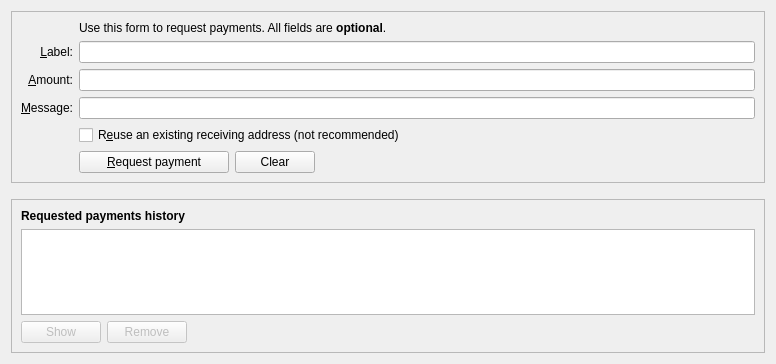
Qt form src/qt/forms/receivecoinsdialog.ui (rlinxy/fcore) before a commit.
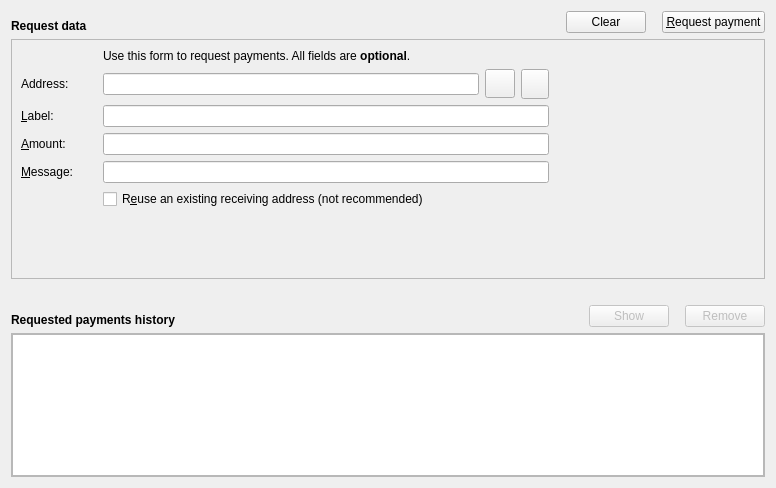
The same form after that commit. Icons and pictures are not drawn. Custom widgets are drawn as their Qt base class.

```diff
--- a/src/qt/forms/receivecoinsdialog.ui
+++ b/src/qt/forms/receivecoinsdialog.ui
@@ -7,14 +7,100 @@
     <x>0</x>
     <y>0</y>
     <width>776</width>
-    <height>364</height>
+    <height>488</height>
    </rect>
   </property>
-  <layout class="QVBoxLayout" name="verticalLayout" stretch="0,0,1">
+  <layout class="QVBoxLayout" name="verticalLayout">
    <item>
-    <widget class="QFrame" name="frame2">
+    <layout class="QHBoxLayout" name="horizontalLayout">
+     <item>
+      <widget class="QLabel" name="label_7">
+       <property name="font">
+        <font>
+         <weight>75</weight>
+         <bold>true</bold>
+        </font>
+       </property>
+       <property name="text">
+        <string>Request data</string>
+       </property>
+       <property name="alignment">
+        <set>Qt::AlignBottom|Qt::AlignLeading|Qt::AlignLeft</set>
+       </property>
+      </widget>
+     </item>
+     <item>
+      <spacer name="horizontalSpacer_6">
+       <property name="orientation">
+        <enum>Qt::Horizontal</enum>
+       </property>
+       <property name="sizeType">
+        <enum>QSizePolicy::Expanding</enum>
+       </property>
+       <property name="sizeHint" stdset="0">
+        <size>
+         <width>70</width>
+         <height>20</height>
+        </size>
+       </property>
+      </spacer>
+     </item>
+     <item>
+      <widget class="QPushButton" name="clearButton">
+       <property name="sizePolicy">
+        <sizepolicy hsizetype="Minimum" vsizetype="Fixed">
+         <horstretch>0</horstretch>
+         <verstretch>0</verstretch>
+        </sizepolicy>
+       </property>
+       <property name="toolTip">
+        <string>Clear all fields of the form.</string>
+       </property>
+       <property name="text">
+        <string>Clear</string>
+       </property>
+       <property name="icon">
+        <iconset resource="../fabcoin.qrc">
+         <normaloff>:/icons/remove</normaloff>:/icons/remove</iconset>
+       </property>
+       <property name="autoDefault">
+        <bool>false</bool>
+       </property>
+      </widget>
+     </item>
+     <item>
+      <spacer name="horizontalSpacer_5">
+       <property name="orientation">
+        <enum>Qt::Horizontal</enum>
+       </property>
+       <property name="sizeType">
+        <enum>QSizePolicy::Fixed</enum>
+       </property>
+       <property name="sizeHint" stdset="0">
+        <size>
+         <width>10</width>
+         <height>20</height>
+        </size>
+       </property>
+      </spacer>
+     </item>
+     <item>
+      <widget class="QPushButton" name="receiveButton">
+       <property name="text">
+        <string>&amp;Request payment</string>
+       </property>
+       <property name="icon">
+        <iconset resource="../fabcoin.qrc">
+         <normaloff>:/icons/request_payment</normaloff>:/icons/request_payment</iconset>
+       </property>
+      </widget>
+     </item>
+    </layout>
+   </item>
+   <item>
+    <widget class="QFrame" name="frameRequest">
      <property name="sizePolicy">
-      <sizepolicy hsizetype="Preferred" vsizetype="Expanding">
+      <sizepolicy hsizetype="Preferred" vsizetype="Fixed">
        <horstretch>0</horstretch>
        <verstretch>0</verstretch>
       </sizepolicy>
@@ -25,23 +111,22 @@
      <property name="frameShadow">
       <enum>QFrame::Sunken</enum>
      </property>
-     <layout class="QVBoxLayout" name="verticalLayout_3">
+     <layout class="QHBoxLayout" name="horizontalLayout_4">
       <item>
        <layout class="QGridLayout" name="gridLayout">
-        <item row="7" column="2">
-         <widget class="QCheckBox" name="reuseAddress">
+        <property name="horizontalSpacing">
+         <number>15</number>
+        </property>
+        <item row="4" column="0">
+         <widget class="QLabel" name="label_2">
           <property name="toolTip">
-           <string>Reuse one of the previously used receiving addresses. Reusing addresses has security and privacy issues. Do not use this unless re-generating a payment request made before.</string>
+           <string>An optional label to associate with the new receiving address.</string>
           </property>
           <property name="text">
-           <string>R&amp;euse an existing receiving address (not recommended)</string>
+           <string>&amp;Label:</string>
           </property>
-         </widget>
-        </item>
-        <item row="7" column="0">
-         <widget class="QLabel" name="label_4">
-          <property name="text">
-           <string/>
+          <property name="buddy">
+           <cstring>reqLabel</cstring>
           </property>
          </widget>
         </item>
@@ -53,20 +138,52 @@
           <property name="text">
            <string>&amp;Message:</string>
           </property>
-          <property name="alignment">
-           <set>Qt::AlignRight|Qt::AlignTrailing|Qt::AlignVCenter</set>
-          </property>
           <property name="buddy">
            <cstring>reqMessage</cstring>
           </property>
          </widget>
         </item>
-        <item row="4" column="2">
-         <widget class="QLineEdit" name="reqLabel">
-          <property name="toolTip">
-           <string>An optional label to associate with the new receiving address.</string>
+        <item row="3" column="2">
+         <layout class="QHBoxLayout" name="horizontalLayout_3">
+          <property name="spacing">
+           <number>6</number>
           </property>
-         </widget>
+          <item>
+           <widget class="QLineEdit" name="leAddress"/>
+          </item>
+          <item>
+           <widget class="QToolButton" name="copyAddressButton">
+            <property name="text">
+             <string/>
+            </property>
+            <property name="iconSize">
+             <size>
+              <width>22</width>
+              <height>22</height>
+             </size>
+            </property>
+           </widget>
+          </item>
+          <item>
+           <widget class="QToolButton" name="refreshButton">
+            <property name="minimumSize">
+             <size>
+              <width>28</width>
+              <height>30</height>
+             </size>
+            </property>
+            <property name="maximumSize">
+             <size>
+              <width>20</width>
+              <height>30</height>
+             </size>
+            </property>
+            <property name="text">
+             <string/>
+            </property>
+           </widget>
+          </item>
+         </layout>
         </item>
         <item row="6" column="2">
          <widget class="QLineEdit" name="reqMessage">
@@ -82,19 +199,27 @@
           </property>
          </widget>
         </item>
-        <item row="4" column="0">
-         <widget class="QLabel" name="label_2">
+        <item row="7" column="2">
+         <widget class="QCheckBox" name="reuseAddress">
+          <property name="toolTip">
+           <string>Reuse one of the previously used receiving addresses. Reusing addresses has security and privacy issues. Do not use this unless re-generating a payment request made before.</string>
+          </property>
+          <property name="text">
+           <string>R&amp;euse an existing receiving address (not recommended)</string>
+          </property>
+         </widget>
+        </item>
+        <item row="4" column="2">
+         <widget class="QLineEdit" name="reqLabel">
           <property name="toolTip">
            <string>An optional label to associate with the new receiving address.</string>
           </property>
+         </widget>
+        </item>
+        <item row="7" column="0">
+         <widget class="QLabel" name="label_4">
           <property name="text">
-           <string>&amp;Label:</string>
-          </property>
-          <property name="alignment">
-           <set>Qt::AlignRight|Qt::AlignTrailing|Qt::AlignVCenter</set>
-          </property>
-          <property name="buddy">
-           <cstring>reqLabel</cstring>
+           <string/>
           </property>
          </widget>
         </item>
@@ -106,14 +231,18 @@
           <property name="text">
            <string>&amp;Amount:</string>
           </property>
-          <property name="alignment">
-           <set>Qt::AlignRight|Qt::AlignTrailing|Qt::AlignVCenter</set>
-          </property>
           <property name="buddy">
            <cstring>reqAmount</cstring>
           </property>
          </widget>
         </item>
+        <item row="3" column="0">
+         <widget class="QLabel" name="label_8">
+          <property name="text">
+           <string>Address:</string>
+          </property>
+         </widget>
+        </item>
         <item row="5" column="2">
          <widget class="FabcoinAmountField" name="reqAmount">
           <property name="minimumSize">
@@ -127,72 +256,46 @@
           </property>
          </widget>
         </item>
-        <item row="8" column="2">
-         <layout class="QHBoxLayout" name="horizontalLayout">
-          <item>
-           <widget class="QPushButton" name="receiveButton">
-            <property name="minimumSize">
-             <size>
-              <width>150</width>
-              <height>0</height>
-             </size>
-            </property>
-            <property name="text">
-             <string>&amp;Request payment</string>
-            </property>
-            <property name="icon">
-             <iconset resource="../fabcoin.qrc">
-              <normaloff>:/icons/receiving_addresses</normaloff>:/icons/receiving_addresses</iconset>
-            </property>
-           </widget>
-          </item>
-          <item>
-           <widget class="QPushButton" name="clearButton">
-            <property name="sizePolicy">
-             <sizepolicy hsizetype="Minimum" vsizetype="Fixed">
-              <horstretch>0</horstretch>
-              <verstretch>0</verstretch>
-             </sizepolicy>
-            </property>
-            <property name="toolTip">
-             <string>Clear all fields of the form.</string>
-            </property>
-            <property name="text">
-             <string>Clear</string>
-            </property>
-            <property name="icon">
-             <iconset resource="../fabcoin.qrc">
-              <normaloff>:/icons/remove</normaloff>:/icons/remove</iconset>
-            </property>
-            <property name="autoDefault">
-             <bool>false</bool>
-            </property>
-           </widget>
-          </item>
-          <item>
-           <spacer name="horizontalSpacer">
-            <property name="orientation">
-             <enum>Qt::Horizontal</enum>
-            </property>
-            <property name="sizeHint" stdset="0">
-             <size>
-              <width>40</width>
-              <height>20</height>
-             </size>
-            </property>
-           </spacer>
-          </item>
-         </layout>
-        </item>
-        <item row="8" column="0">
-         <widget class="QLabel" name="label_7">
-          <property name="text">
-           <string/>
+        <item row="8" column="0" colspan="3">
+         <spacer name="verticalSpacer">
+          <property name="orientation">
+           <enum>Qt::Vertical</enum>
           </property>
-         </widget>
+          <property name="sizeHint" stdset="0">
+           <size>
+            <width>20</width>
+            <height>0</height>
+           </size>
+          </property>
+         </spacer>
         </item>
        </layout>
       </item>
+      <item>
+       <widget class="QRImageWidget" name="lblQRCode">
+        <property name="minimumSize">
+         <size>
+          <width>200</width>
+          <height>220</height>
+         </size>
+        </property>
+        <property name="maximumSize">
+         <size>
+          <width>200</width>
+          <height>220</height>
+         </size>
+        </property>
+        <property name="text">
+         <string/>
+        </property>
+        <property name="alignment">
+         <set>Qt::AlignCenter</set>
+        </property>
+        <property name="wordWrap">
+         <bool>true</bool>
+        </property>
+       </widget>
+      </item>
      </layout>
     </widget>
    </item>
@@ -201,14 +304,115 @@
      <property name="orientation">
       <enum>Qt::Vertical</enum>
      </property>
+     <property name="sizeType">
+      <enum>QSizePolicy::Fixed</enum>
+     </property>
      <property name="sizeHint" stdset="0">
       <size>
-       <width>20</width>
-       <height>10</height>
+       <width>10</width>
+       <height>20</height>
       </size>
      </property>
     </spacer>
    </item>
+   <item>
+    <layout class="QHBoxLayout" name="horizontalLayout_2">
+     <item>
+      <widget class="QLabel" name="label_6">
+       <property name="font">
+        <font>
+         <weight>75</weight>
+         <bold>true</bold>
+        </font>
+       </property>
+       <property name="text">
+        <string>Requested payments history</string>
+       </property>
+       <property name="alignment">
+        <set>Qt::AlignBottom|Qt::AlignLeading|Qt::AlignLeft</set>
+       </property>
+      </widget>
+     </item>
+     <item>
+      <spacer name="horizontalSpacer_3">
+       <property name="orientation">
+        <enum>Qt::Horizontal</enum>
+       </property>
+       <property name="sizeType">
+        <enum>QSizePolicy::Expanding</enum>
+       </property>
+       <property name="sizeHint" stdset="0">
+        <size>
+         <width>70</width>
+         <height>20</height>
+        </size>
+       </property>
+      </spacer>
+     </item>
+     <item>
+      <widget class="QPushButton" name="showRequestButton">
+       <property name="enabled">
+        <bool>false</bool>
+       </property>
+       <property name="toolTip">
+        <string>Show the selected request (does the same as double clicking an entry)</string>
+       </property>
+       <property name="text">
+        <string>Show</string>
+       </property>
+       <property name="icon">
+        <iconset resource="../fabcoin.qrc">
+         <normaloff>:/icons/show</normaloff>:/icons/show</iconset>
+       </property>
+       <property name="iconSize">
+        <size>
+         <width>22</width>
+         <height>16</height>
+        </size>
+       </property>
+       <property name="autoDefault">
+        <bool>false</bool>
+       </property>
+      </widget>
+     </item>
+     <item>
+      <spacer name="horizontalSpacer_4">
+       <property name="orientation">
+        <enum>Qt::Horizontal</enum>
+       </property>
+       <property name="sizeType">
+        <enum>QSizePolicy::Fixed</enum>
+       </property>
+       <property name="sizeHint" stdset="0">
+        <size>
+         <width>10</width>
+         <height>20</height>
+        </size>
+       </property>
+      </spacer>
+     </item>
+     <item>
+      <widget class="QPushButton" name="removeRequestButton">
+       <property name="enabled">
+        <bool>false</bool>
+       </property>
+       <property name="toolTip">
+        <string>Remove the selected entries from the list</string>
+       </property>
+       <property name="text">
+        <string>Remove</string>
+       </property>
+       <property name="icon">
+        <iconset resource="../fabcoin.qrc">
+         <normaloff>:/icons/remove</normaloff>:/icons/remove</iconset>
+       </property>
+       <property name="autoDefault">
+        <bool>false</bool>
+       </property>
+      </widget>
+     </item>
+    </layout>
+   </item>
    <item>
     <widget class="QFrame" name="frame">
      <property name="sizePolicy">
@@ -224,19 +428,21 @@
       <enum>QFrame::Raised</enum>
      </property>
      <layout class="QVBoxLayout" name="verticalLayout_2">
-      <item>
-       <widget class="QLabel" name="label_6">
-        <property name="font">
-         <font>
-          <weight>75</weight>
-          <bold>true</bold>
-         </font>
-        </property>
-        <property name="text">
-         <string>Requested payments history</string>
-        </property>
-       </widget>
-      </item>
+      <property name="spacing">
+       <number>0</number>
+      </property>
+      <property name="leftMargin">
+       <number>0</number>
+      </property>
+      <property name="topMargin">
+       <number>0</number>
+      </property>
+      <property name="rightMargin">
+       <number>0</number>
+      </property>
+      <property name="bottomMargin">
+       <number>0</number>
+      </property>
       <item>
        <widget class="QTableView" name="recentRequestsView">
         <property name="contextMenuPolicy">
@@ -250,63 +456,6 @@
         </property>
        </widget>
       </item>
-      <item>
-       <layout class="QHBoxLayout" name="horizontalLayout_2">
-        <item>
-         <widget class="QPushButton" name="showRequestButton">
-          <property name="enabled">
-           <bool>false</bool>
-          </property>
-          <property name="toolTip">
-           <string>Show the selected request (does the same as double clicking an entry)</string>
-          </property>
-          <property name="text">
-           <string>Show</string>
-          </property>
-          <property name="icon">
-           <iconset resource="../fabcoin.qrc">
-            <normaloff>:/icons/edit</normaloff>:/icons/edit</iconset>
-          </property>
-          <property name="autoDefault">
-           <bool>false</bool>
-          </property>
-         </widget>
-        </item>
-        <item>
-         <widget class="QPushButton" name="removeRequestButton">
-          <property name="enabled">
-           <bool>false</bool>
-          </property>
-          <property name="toolTip">
-           <string>Remove the selected entries from the list</string>
-          </property>
-          <property name="text">
-           <string>Remove</string>
-          </property>
-          <property name="icon">
-           <iconset resource="../fabcoin.qrc">
-            <normaloff>:/icons/remove</normaloff>:/icons/remove</iconset>
-          </property>
-          <property name="autoDefault">
-           <bool>false</bool>
-          </property>
-         </widget>
-        </item>
-        <item>
-         <spacer name="horizontalSpacer_2">
-          <property name="orientation">
-           <enum>Qt::Horizontal</enum>
-          </property>
-          <property name="sizeHint" stdset="0">
-           <size>
-            <width>40</width>
-            <height>20</height>
-           </size>
-          </property>
-         </spacer>
-        </item>
-       </layout>
-      </item>
      </layout>
     </widget>
    </item>
@@ -319,6 +468,11 @@
    <header>fabcoinamountfield.h</header>
    <container>1</container>
   </customwidget>
+  <customwidget>
+   <class>QRImageWidget</class>
+   <extends>QLabel</extends>
+   <header>receiverequestdialog.h</header>
+  </customwidget>
  </customwidgets>
  <tabstops>
   <tabstop>reqLabel</tabstop>
```
Left out of the diff: 6 changed lines with no effect on the pictures.
